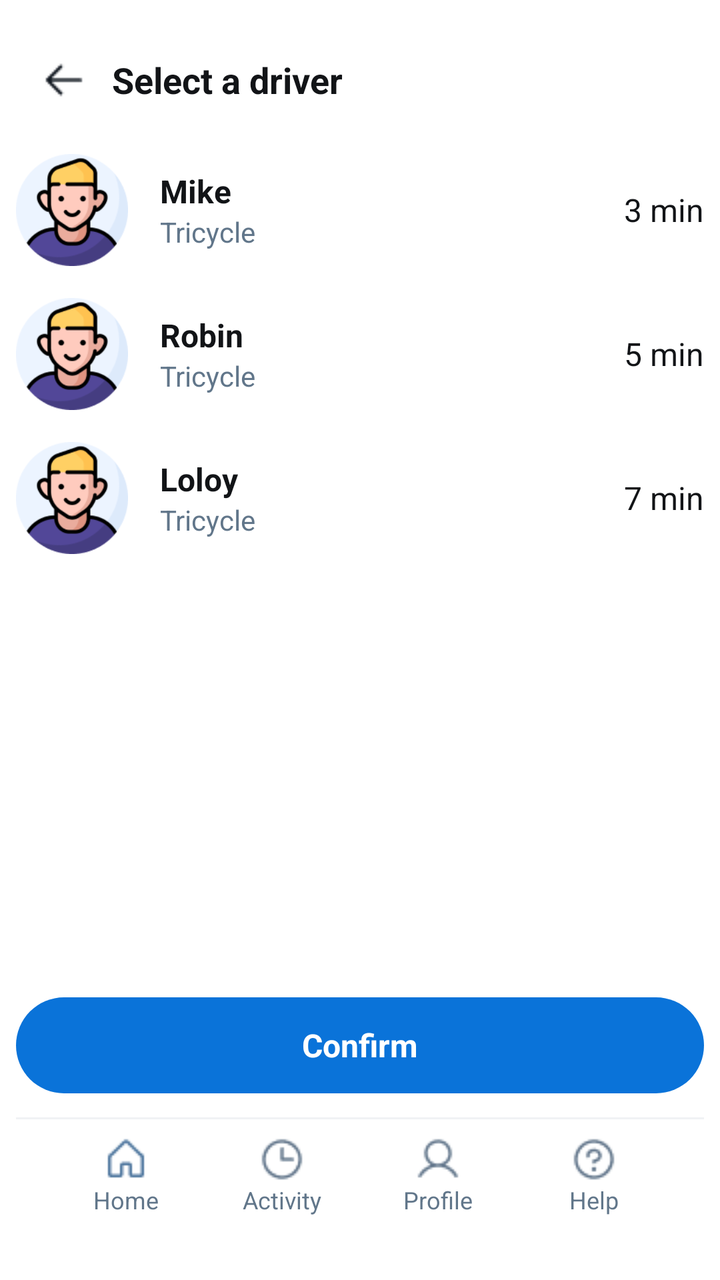
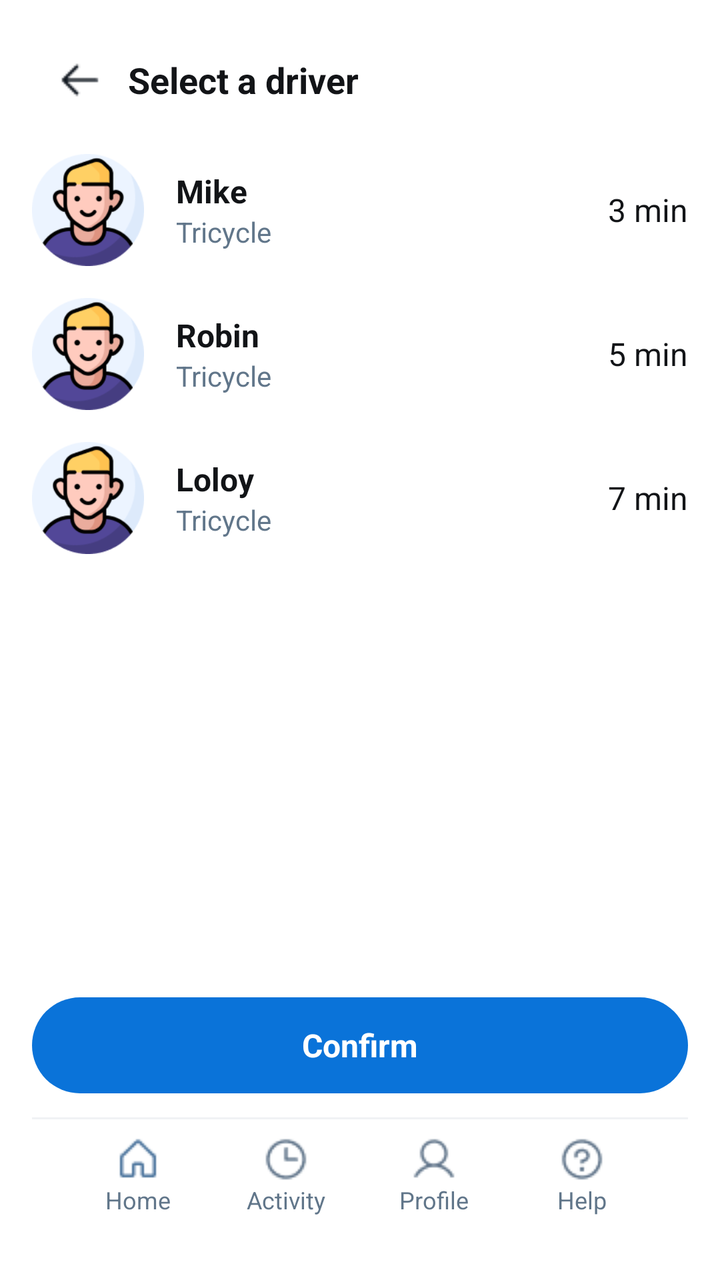

Compare the two renders of this Android layout. The source of the first and the diff that turns it into the second are given below.
<!-- AndroidManifest.xml: application theme Theme.Tricycle_app -->
<!-- res/layout/userdriverselect.xml -->
<?xml version="1.0" encoding="utf-8"?>
<LinearLayout xmlns:android="http://schemas.android.com/apk/res/android"
    android:layout_width="match_parent"
    android:layout_height="match_parent"
    android:orientation="vertical"
    android:background="#FFFFFF"
    android:paddingLeft="8dp"
    android:paddingRight="8dp">

    <LinearLayout
        android:layout_width="match_parent"
        android:layout_height="wrap_content"
        android:orientation="horizontal"
        android:gravity="center_vertical"
        android:paddingTop="16dp"
        android:paddingBottom="5dp">

        <LinearLayout
            android:id="@+id/btnBack"
            android:layout_width="48dp"
            android:layout_height="48dp"
            android:gravity="center"
            android:clickable="true"
            android:focusable="true">
            <View
                android:layout_width="24dp"
                android:layout_height="24dp"
                android:background="@drawable/arrow"/>
        </LinearLayout>

        <TextView
            android:layout_width="wrap_content"
            android:layout_height="wrap_content"
            android:text="Select a driver"
            android:textSize="18sp"
            android:textStyle="bold"
            android:textColor="#121417"
            android:paddingEnd="48dp"/>
    </LinearLayout>

    <LinearLayout
        android:layout_width="match_parent"
        android:layout_height="wrap_content"
        android:orientation="horizontal"
        android:gravity="center_vertical"
        android:paddingTop="8dp"
        android:paddingBottom="8dp"
        android:minHeight="72dp"
        android:clickable="true"
        android:focusable="true"
        android:background="?attr/selectableItemBackground">

        <View
            android:layout_width="56dp"
            android:layout_height="56dp"
            android:background="@drawable/person" />

        <LinearLayout
            android:layout_width="0dp"
            android:layout_height="wrap_content"
            android:layout_weight="1"
            android:orientation="vertical"
            android:layout_marginStart="16dp">

            <TextView
                android:layout_width="wrap_content"
                android:layout_height="wrap_content"
                android:text="Mike"
                android:textSize="16sp"
                android:textStyle="bold"
                android:textColor="#121417"/>

            <TextView
                android:layout_width="wrap_content"
                android:layout_height="wrap_content"
                android:text="Tricycle"
                android:textSize="14sp"
                android:textColor="#61768A"/>
        </LinearLayout>

        <TextView
            android:layout_width="wrap_content"
            android:layout_height="wrap_content"
            android:text="3 min"
            android:textSize="16sp"
            android:textColor="#121417"/>
    </LinearLayout>

    <LinearLayout
        android:layout_width="match_parent"
        android:layout_height="wrap_content"
        android:orientation="horizontal"
        android:gravity="center_vertical"
        android:paddingTop="8dp"
        android:paddingBottom="8dp"
        android:minHeight="72dp"
        android:clickable="true"
        android:focusable="true"
        android:background="?attr/selectableItemBackground">

        <View
            android:layout_width="56dp"
            android:layout_height="56dp"
            android:background="@drawable/person" />

        <LinearLayout
            android:layout_width="0dp"
            android:layout_height="wrap_content"
            android:layout_weight="1"
            android:orientation="vertical"
            android:layout_marginStart="16dp">

            <TextView
                android:layout_width="wrap_content"
                android:layout_height="wrap_content"
                android:text="Robin"
                android:textSize="16sp"
                android:textStyle="bold"
                android:textColor="#121417"/>

            <TextView
                android:layout_width="wrap_content"
                android:layout_height="wrap_content"
                android:text="Tricycle"
                android:textSize="14sp"
                android:textColor="#61768A"/>
        </LinearLayout>

        <TextView
            android:layout_width="wrap_content"
            android:layout_height="wrap_content"
            android:text="5 min"
            android:textSize="16sp"
            android:textColor="#121417"/>
    </LinearLayout>

    <LinearLayout
        android:layout_width="match_parent"
        android:layout_height="wrap_content"
        android:orientation="horizontal"
        android:gravity="center_vertical"
        android:paddingTop="8dp"
        android:paddingBottom="8dp"
        android:minHeight="72dp"
        android:clickable="true"
        android:focusable="true"
        android:background="?attr/selectableItemBackground">

        <View
            android:layout_width="56dp"
            android:layout_height="56dp"
            android:background="@drawable/person" />

        <LinearLayout
            android:layout_width="0dp"
            android:layout_height="wrap_content"
            android:layout_weight="1"
            android:orientation="vertical"
            android:layout_marginStart="16dp">

            <TextView
                android:layout_width="wrap_content"
                android:layout_height="wrap_content"
                android:text="Loloy"
                android:textSize="16sp"
                android:textStyle="bold"
                android:textColor="#121417"/>

            <TextView
                android:layout_width="wrap_content"
                android:layout_height="wrap_content"
                android:text="Tricycle"
                android:textSize="14sp"
                android:textColor="#61768A"/>
        </LinearLayout>

        <TextView
            android:layout_width="wrap_content"
            android:layout_height="wrap_content"
            android:text="7 min"
            android:textSize="16sp"
            android:textColor="#121417"/>
    </LinearLayout>

    <View
        android:layout_width="match_parent"
        android:layout_height="536dp"
        android:layout_weight="1" />

    <LinearLayout
        android:layout_width="match_parent"
        android:layout_height="wrap_content"
        android:paddingTop="12dp"
        android:paddingBottom="12dp">

        <TextView
            android:id="@+id/btnConfirm"
            android:layout_width="match_parent"
            android:layout_height="48dp"
            android:background="@drawable/bg_pill_blue"
            android:text="Confirm"
            android:textColor="#FFFFFF"
            android:gravity="center"
            android:textStyle="bold"
            android:textSize="16sp"
            android:clickable="true"
            android:focusable="true"/>
    </LinearLayout>
    <include layout="@layout/usernavbar" />

</LinearLayout>
<!-- res/layout/usernavbar.xml (included above) -->
<?xml version="1.0" encoding="utf-8"?>
<LinearLayout xmlns:android="http://schemas.android.com/apk/res/android"
    android:layout_width="match_parent"
    android:layout_height="wrap_content"
    android:orientation="vertical"
    android:background="#FFFFFF">

    <View
        android:layout_width="match_parent"
        android:layout_height="1dp"
        android:background="#F0F2F5"/>

    <LinearLayout
        android:layout_width="match_parent"
        android:layout_height="wrap_content"
        android:orientation="horizontal"
        android:paddingTop="8dp"
        android:paddingBottom="12dp"
        android:paddingStart="16dp"
        android:paddingEnd="16dp">

        <LinearLayout
            android:id="@+id/nav_home"
            android:layout_width="0dp"
            android:layout_height="wrap_content"
            android:layout_weight="1"
            android:orientation="vertical"
            android:gravity="center"
            android:clickable="true"
            android:focusable="true">

            <View
                android:layout_width="24dp"
                android:layout_height="24dp"
                android:background="@drawable/home" />

            <TextView
                android:layout_width="wrap_content"
                android:layout_height="wrap_content"
                android:text="Home"
                android:textSize="12sp"
                android:textColor="#61768A"/>
        </LinearLayout>

        <LinearLayout
            android:id="@+id/nav_activity"
            android:layout_width="0dp"
            android:layout_height="wrap_content"
            android:layout_weight="1"
            android:orientation="vertical"
            android:gravity="center"
            android:clickable="true"
            android:focusable="true">

            <View
                android:layout_width="24dp"
                android:layout_height="24dp"
                android:background="@drawable/clock" />

            <TextView
                android:layout_width="wrap_content"
                android:layout_height="wrap_content"
                android:text="Activity"
                android:textSize="12sp"
                android:textColor="#61768A"/>
        </LinearLayout>

        <LinearLayout
            android:id="@+id/nav_profile"
            android:layout_width="0dp"
            android:layout_height="wrap_content"
            android:layout_weight="1"
            android:orientation="vertical"
            android:gravity="center"
            android:clickable="true"
            android:focusable="true">

            <View
                android:layout_width="24dp"
                android:layout_height="24dp"
                android:background="@drawable/profile" />

            <TextView
                android:layout_width="wrap_content"
                android:layout_height="wrap_content"
                android:text="Profile"
                android:textColor="#61768A"
                android:textSize="12sp"
                android:textStyle="normal" />
        </LinearLayout>

        <LinearLayout
            android:id="@+id/nav_help"
            android:layout_width="0dp"
            android:layout_height="wrap_content"
            android:layout_weight="1"
            android:orientation="vertical"
            android:gravity="center"
            android:clickable="true"
            android:focusable="true">

            <View
                android:layout_width="24dp"
                android:layout_height="24dp"
                android:background="@drawable/help" />

            <TextView
                android:layout_width="wrap_content"
                android:layout_height="wrap_content"
                android:text="Help"
                android:textSize="12sp"
                android:textColor="#61768A"/>
        </LinearLayout>

    </LinearLayout>

    <View
        android:layout_width="match_parent"
        android:layout_height="20dp"
        android:background="#FFFFFF"/>

</LinearLayout>
<!-- resources referenced by this layout -->
<resources>
  <!-- drawable arrow: png bitmap (drawable, 284 bytes) -->
  <!-- drawable bg_pill_blue (drawable) -->
  <?xml version="1.0" encoding="utf-8"?>
  <shape xmlns:android="http://schemas.android.com/apk/res/android"
      android:shape="rectangle">
      <solid android:color="#0A73D9" /> <corners android:radius="100dp" /> </shape>
  <!-- drawable clock: png bitmap (drawable, 664 bytes) -->
  <!-- drawable help: png bitmap (drawable, 764 bytes) -->
  <!-- drawable home: png bitmap (drawable, 468 bytes) -->
  <!-- drawable person: png bitmap (drawable, 9181 bytes) -->
  <!-- drawable profile: png bitmap (drawable, 661 bytes) -->
  <style name="Theme.Tricycle_app" parent="Base.Theme.Tricycle_app" />
  <style name="Base.Theme.Tricycle_app" parent="Theme.Material3.DayNight.NoActionBar">
          
          
      </style>
</resources>

<!-- the commit's change to res/layout/userdriverselect.xml (unified diff, before → after) -->
@@ -4,8 +4,8 @@
     android:layout_height="match_parent"
     android:orientation="vertical"
     android:background="#FFFFFF"
-    android:paddingLeft="8dp"
-    android:paddingRight="8dp">
+    android:paddingLeft="16dp"
+    android:paddingRight="16dp">
 
     <LinearLayout
         android:layout_width="match_parent"
